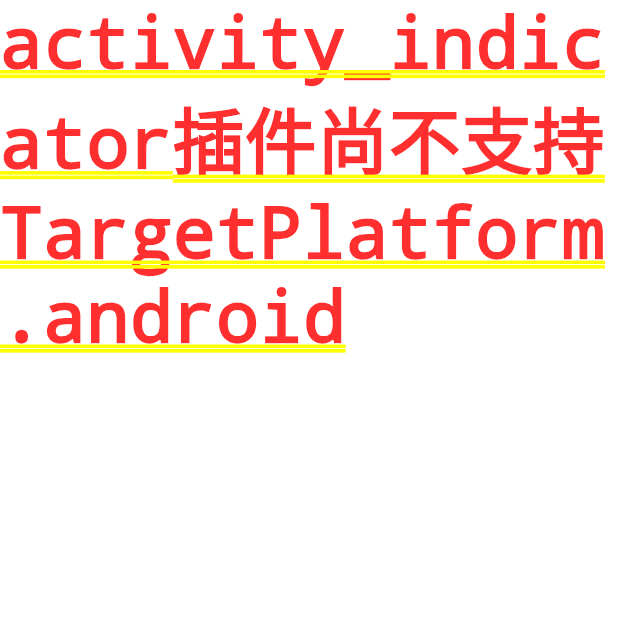
After one commit to xuzhongpeng/jsshou_study, a Flutter app: the UIActivityIndicator screen opened by its route, on a phone screen of 412 x 824 dp, the top half of it. The commit adds this screen. Run offline on Flutter 3.47's test engine with Material 2 defaults, Android fonts, the phone set to English and light mode, and no system bars; our stand-ins replace charts_flutter, flutter_redux, redux; missing offline and left inert: flutter_boost; generated files the repository leaves out were written again.

Commit message:
fix:platformview

```diff
--- a/lib/main.dart
+++ b/lib/main.dart
@@ -2,6 +2,7 @@ import 'dart:async';
 
 import 'package:flutter/material.dart';
 import 'package:flutter_boost/flutter_boost.dart';
+import 'package:flutter_demo/platform/platform.dart';
 import './provider/index.dart';
 import './provider/store/index.dart';
 import './redux/index.dart';
@@ -51,7 +52,8 @@ class StartPageState extends State<StartPage> {
     '五子棋': (_) => CustomPaintRoute(),
     'AnimatedBuilder': (_) => MyAnimatedBuilder(),
     'notification': (_) => NotificationRoute(),
-    'Intl': (_) => Intl()
+    'Intl': (_) => Intl(),
+    'platformView': (_) => UIActivityIndicator()
   };
   @override
   Widget build(BuildContext context) {
--- /dev/null
+++ b/lib/platform/platform.dart
@@ -0,0 +1,69 @@
+import 'dart:async';
+
+import 'package:flutter/foundation.dart';
+import 'package:flutter/material.dart';
+import 'package:flutter/services.dart';
+
+typedef void UIActivityIndicatorWidgetCreatedCallback(
+    ActivityIndicatorController controller);
+
+class ActivityIndicatorController {
+  ActivityIndicatorController._(int id)
+      : _channel = MethodChannel('native_$id');
+
+  final MethodChannel _channel;
+
+  Future<void> start() async {
+    return _channel.invokeMethod('start');
+  }
+
+  Future<void> stop() async {
+    return _channel.invokeMethod('stop');
+  }
+}
+
+class UIActivityIndicator extends StatefulWidget {
+  const UIActivityIndicator({
+    Key key,
+    // this.onActivityIndicatorWidgetCreated,
+    // this.hexColor,
+  }) : super(key: key);
+
+  // final UIActivityIndicatorWidgetCreatedCallback onActivityIndicatorWidgetCreated;
+  // final String hexColor;
+
+  @override
+  State<StatefulWidget> createState() {
+    // TODO: implement createState
+    return _UIActivityIndicatorState();
+  }
+}
+
+class _UIActivityIndicatorState extends State<UIActivityIndicator> {
+  @override
+  Widget build(BuildContext context) {
+    // TODO: implement build
+    if (defaultTargetPlatform == TargetPlatform.iOS) {
+      return Scaffold(
+        appBar: AppBar(
+          title: Text('d'),
+        ),
+        body: UiKitView(
+          viewType: "native",
+          onPlatformViewCreated: _onPlatformViewCreated,
+          creationParams: <String, dynamic>{
+            "hexColor": "widget.hexColor",
+            "hidesWhenStopped": true,
+          },
+          creationParamsCodec: new StandardMessageCodec(),
+        ),
+      );
+    }
+    return Text('activity_indicator插件尚不支持$defaultTargetPlatform ');
+  }
+
+  void _onPlatformViewCreated(int id) {
+    print("*****************");
+    print("platform view创建完成");
+  }
+}
```
Also changed, not shown: pubspec.lock, 10 other files.
